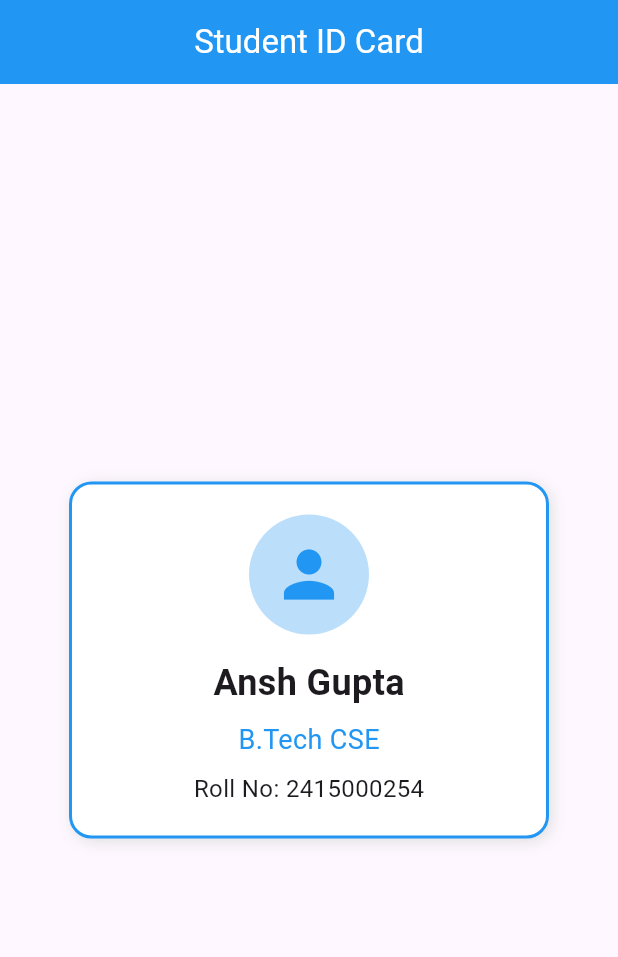
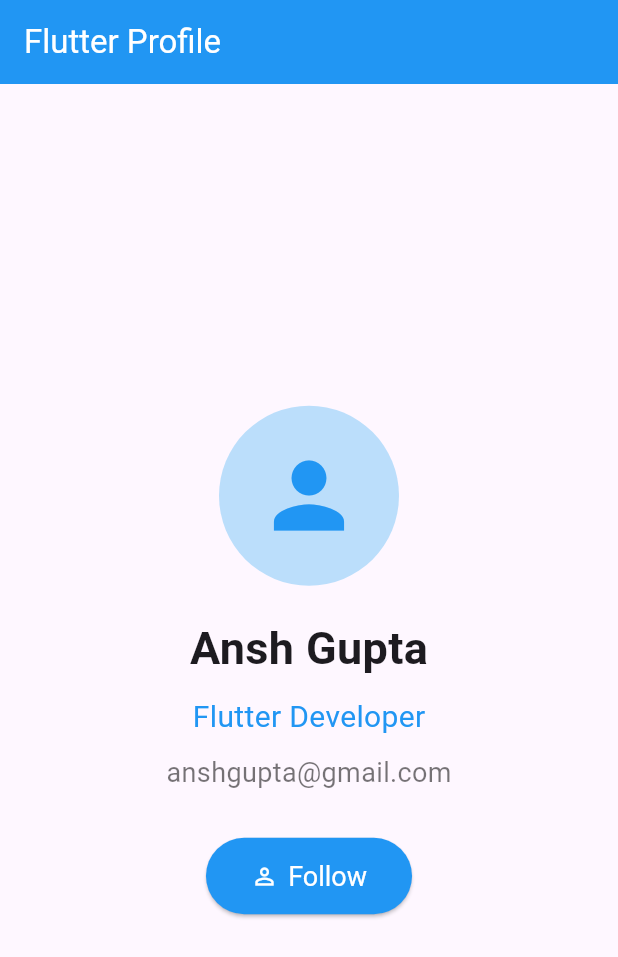
Before and after one commit to ansh-292/Hybrid-AI-App-Development-JOVAC, a Flutter app: the screen it shows after launch, on a phone screen of 412 x 824 dp. Shown: the top 957 px of the screen. Run offline on Flutter 3.47's test engine with Material 3 defaults, Android fonts, the phone set to English and light mode, and no system bars.

Commit message:
Completed Task 7 - Flutter Profile App

```diff
--- a/lib/main.dart
+++ b/lib/main.dart
@@ -1,89 +1,126 @@
 import 'package:flutter/material.dart';
 
 void main() {
-  runApp(const StudentIDCardApp());
+  runApp(const MyApp());
 }
 
-class StudentIDCardApp extends StatelessWidget {
-  const StudentIDCardApp({super.key});
+class MyApp extends StatelessWidget {
+  const MyApp({super.key});
 
   @override
   Widget build(BuildContext context) {
     return MaterialApp(
       debugShowCheckedModeBanner: false,
-      title: 'Student ID Card',
-      home: Scaffold(
+      home: HomeScreen(),
+    );
+  }
+}
+
+class HomeScreen extends StatefulWidget {
+  const HomeScreen({super.key});
+
+  @override
+  State<HomeScreen> createState() => _HomeScreenState();
+}
+
+class _HomeScreenState extends State<HomeScreen> {
+  String appBarTitle = "Flutter Profile";
+  Color appBarColor = Colors.blue;
+  String buttonText = "Follow";
+  Color buttonColor = Colors.blue;
+  IconData buttonIcon = Icons.person_outline;
+
+  void followUser() {
+  setState(() {
+    if (buttonText == "Follow") {
+      appBarTitle = "Following Profile";
+      appBarColor = Colors.green;
+      buttonText = "Following";
+      buttonColor = Colors.green;
+      buttonIcon = Icons.check;
+    } else {
+      appBarTitle = "Flutter Profile";
+      appBarColor = Colors.blue;
+      buttonText = "Follow";
+      buttonColor = Colors.blue;
+      buttonIcon = Icons.person_outline;
+    }
+  });
+}
+
+  @override
+  Widget build(BuildContext context) {
+    return Scaffold(
       appBar: AppBar(
-          title: const Text("Student ID Card"),
-          centerTitle: true,
-          backgroundColor: Colors.blue,
+        title: Text(appBarTitle),
+        backgroundColor: appBarColor,
         foregroundColor: Colors.white,
       ),
       body: Center(
-          child: Container(
-            width: 320,
-            padding: const EdgeInsets.all(20),
-            decoration: BoxDecoration(
-              color: Colors.white,
-              border: Border.all(
-                color: Colors.blue,
-                width: 2,
-              ),
-              borderRadius: BorderRadius.circular(15),
-              boxShadow: [
-                BoxShadow(
-                  color: Colors.grey.shade300,
-                  blurRadius: 8,
-                  offset: const Offset(2, 2),
-                ),
-              ],
-            ),
         child: Column(
-              mainAxisSize: MainAxisSize.min,
+          mainAxisAlignment: MainAxisAlignment.center,
           children: [
             CircleAvatar(
-                  radius: 40,
+              radius: 60,
               backgroundColor: Colors.blue.shade100,
               child: const Icon(
                 Icons.person,
-                    size: 50,
+                size: 70,
                 color: Colors.blue,
               ),
             ),
 
-                const SizedBox(height: 15),
+            const SizedBox(height: 20),
 
             const Text(
               "Ansh Gupta",
               style: TextStyle(
-                    fontSize: 24,
+                fontSize: 30,
                 fontWeight: FontWeight.bold,
               ),
             ),
 
-                const SizedBox(height: 8),
+            const SizedBox(height: 10),
 
             const Text(
-                  "B.Tech CSE",
+              "Flutter Developer",
               style: TextStyle(
-                    fontSize: 18,
                 color: Colors.blue,
+                fontSize: 20,
               ),
             ),
 
-                const SizedBox(height: 8),
+            const SizedBox(height: 10),
 
             const Text(
-                  "Roll No: 2415000254",
+              "anshgupta@gmail.com",
               style: TextStyle(
-                    fontSize: 16,
+                fontSize: 18,
+                color: Colors.black54,
+              ),
+            ),
+
+            const SizedBox(height: 30),
+
+            ElevatedButton.icon(
+              onPressed: followUser,
+              icon: Icon(buttonIcon),
+              label: Text(buttonText),
+              style: ElevatedButton.styleFrom(
+                backgroundColor: buttonColor,
+                foregroundColor: Colors.white,
+                padding: const EdgeInsets.symmetric(
+                  horizontal: 30,
+                  vertical: 15,
+                ),
+                textStyle: const TextStyle(
+                  fontSize: 18,
+                ),
               ),
             ),
           ],
         ),
       ),
-        ),
-      ),
     );
   }
 }
```
Lines whose indentation alone changed are shown as unchanged.
